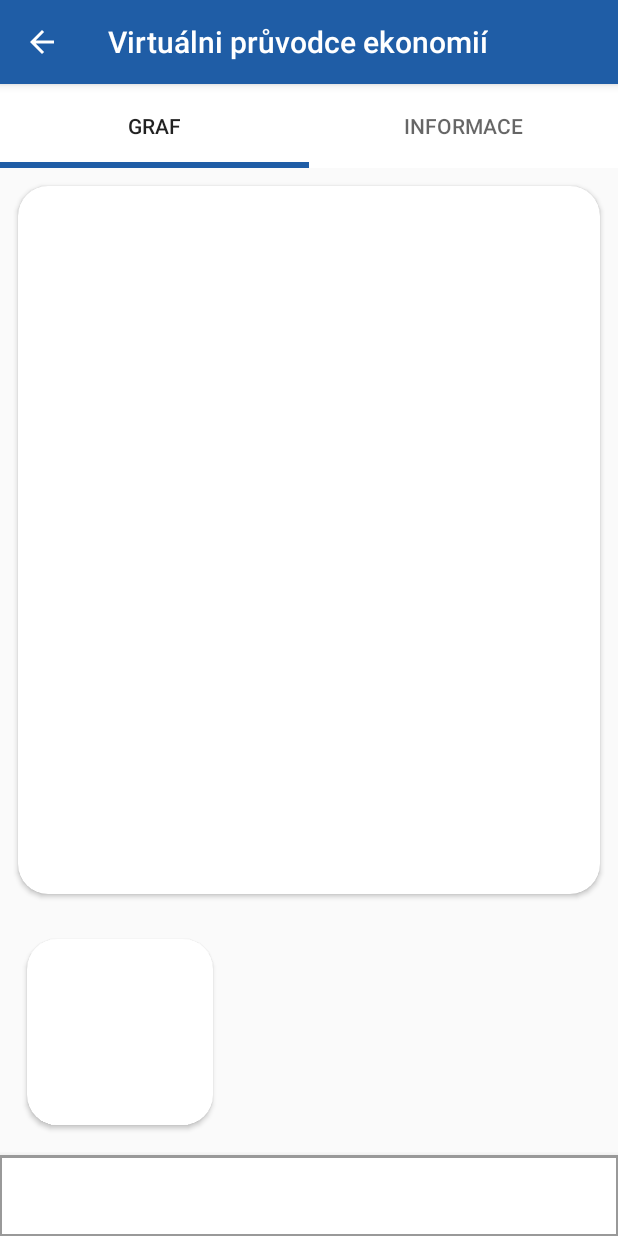
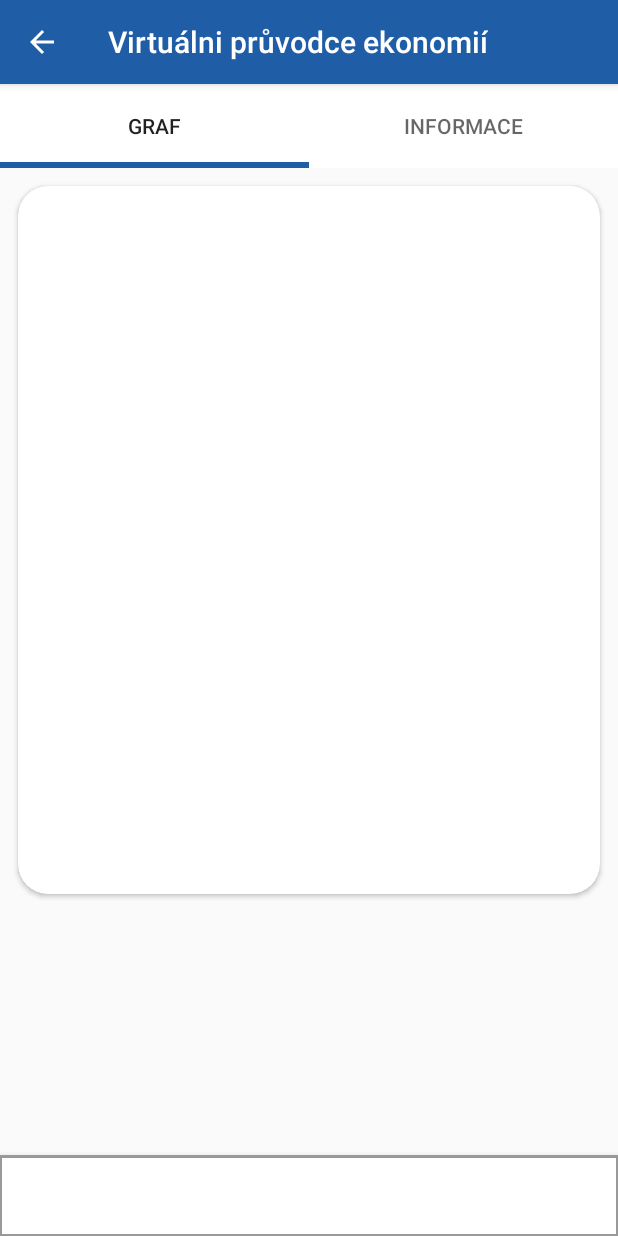
Before and after one commit to Tolas94/graphPef, an Android app: the GraphFragment screen opened directly, with no data from a screen before it, on a phone screen of 412 x 824 dp. Run offline under Robolectric (Android 15) with nearby library versions, the phone set to English and light mode, and no system bars; libraries missing offline, so code that uses them is left out: android.support.design, com.jjoe64.graphview, uk.co.deanwild; plain views replace GraphView; 10 statements that could not run were skipped.

Commit message:
graphfragment layout refactor

```diff
--- a/app/src/main/res/layout/graph_fragment.xml
+++ b/app/src/main/res/layout/graph_fragment.xml
@@ -52,6 +52,7 @@
 
                 <android.support.v7.widget.AppCompatTextView
                     android:id="@+id/graphText1"
+                    style="m"
                     android:layout_width="wrap_content"
                     android:layout_height="wrap_content"
                     android:layout_alignParentTop="true"
@@ -104,19 +105,14 @@
             android:layout_alignParentBottom="true"
             android:id="@+id/buttonRelativeLayout"
             android:padding="8dp">
-            <android.support.v7.widget.CardView
+            <RelativeLayout
                 android:layout_width="match_parent"
                 android:layout_height="match_parent"
                 android:layout_centerInParent="true"
-                android:elevation="10dp"
-                android:layout_margin="10dp"
-                app:cardCornerRadius="20dp">
-                <RelativeLayout
-                    android:layout_width="match_parent"
-                    android:layout_height="match_parent">
+                android:layout_margin="10dp">
                 <ImageButton
                     android:id="@+id/buttonUp"
-                        style="@android:style/Widget.Material.Light.Button"
+                    style="@android:style/Widget.Material.Button"
                     android:layout_width="48dp"
                     android:layout_height="48dp"
                     android:layout_alignParentTop="true"
@@ -127,7 +123,7 @@
 
                 <ImageButton
                     android:id="@+id/buttonDown"
-                        style="@android:style/Widget.Material.Light.Button"
+                    style="@android:style/Widget.Material.Button"
                     android:layout_width="48dp"
                     android:layout_height="48dp"
                     android:layout_alignParentBottom="true"
@@ -138,7 +134,7 @@
 
                 <ImageButton
                     android:id="@+id/buttonRight"
-                        style="@android:style/Widget.Material.Light.Button"
+                    style="@android:style/Widget.Material.Button"
                     android:layout_width="48dp"
                     android:layout_height="48dp"
                     android:layout_alignParentRight="true"
@@ -149,7 +145,7 @@
 
                 <ImageButton
                     android:id="@+id/buttonLeft"
-                        style="@android:style/Widget.Material.Light.Button"
+                    style="@android:style/Widget.Material.Button"
                     android:layout_width="48dp"
                     android:layout_height="48dp"
                     android:layout_alignParentLeft="true"
@@ -159,8 +155,6 @@
                     android:backgroundTint="@color/colorPrimaryWhite" />
 
             </RelativeLayout>
-
-            </android.support.v7.widget.CardView>
 
         </RelativeLayout>
 
```
Lines whose indentation alone changed are shown as unchanged.
